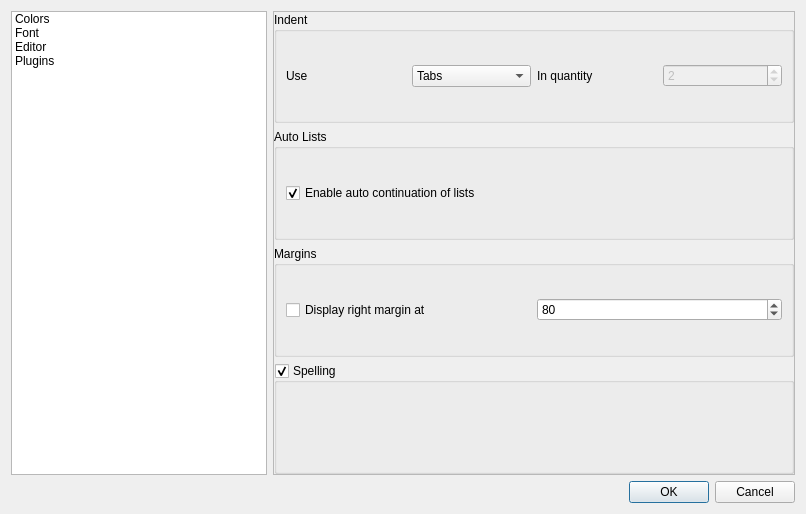
Before: the Qt Designer form src/editor/settings.ui in igormironchik/markdown-tools, drawn with Qt 5.
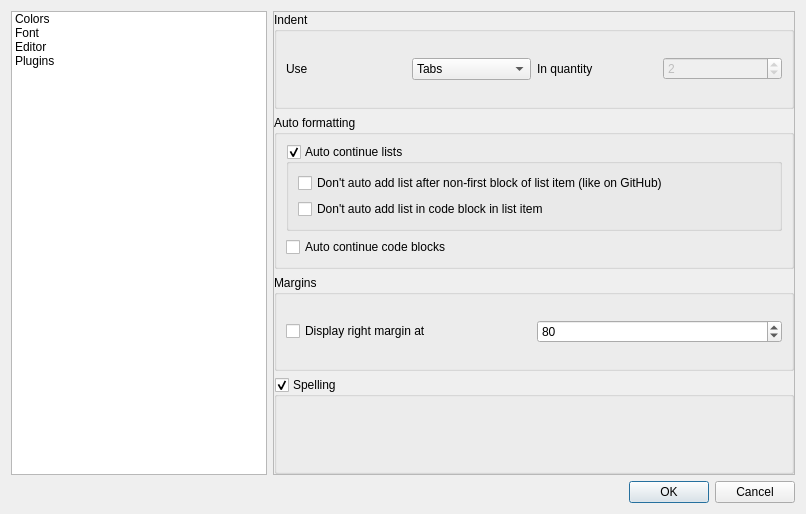
After: the same form once the commit is applied. Icons and pictures are not drawn. Custom widgets are drawn as their Qt base class.

Commit message: Implement code highlighting and some options for auto continuation of Markdown syntax. (#16)

Patch:
```diff
--- a/src/editor/settings.ui
+++ b/src/editor/settings.ui
@@ -13,9 +13,9 @@
   <property name="windowTitle">
    <string>Settings</string>
   </property>
-  <layout class="QVBoxLayout" name="verticalLayout_4">
+  <layout class="QVBoxLayout" name="verticalLayout_7">
    <item>
-    <layout class="QHBoxLayout" name="horizontalLayout_4">
+    <layout class="QHBoxLayout" name="horizontalLayout">
      <item>
       <widget class="QListWidget" name="m_menu">
        <property name="sizePolicy">
@@ -76,7 +76,7 @@
        <widget class="MdEditor::ColorsPage" name="m_colorsPage"/>
        <widget class="MdEditor::FontPage" name="m_fontPage"/>
        <widget class="QWidget" name="m_editorPage">
-        <layout class="QVBoxLayout" name="verticalLayout_3">
+        <layout class="QVBoxLayout" name="verticalLayout_6">
          <property name="leftMargin">
           <number>0</number>
          </property>
@@ -103,7 +103,7 @@
               <height>460</height>
              </rect>
             </property>
-            <layout class="QVBoxLayout" name="verticalLayout_2">
+            <layout class="QVBoxLayout" name="verticalLayout_4">
              <property name="leftMargin">
               <number>0</number>
              </property>
@@ -172,16 +172,39 @@
              <item>
               <widget class="QGroupBox" name="groupBox_2">
                <property name="title">
-                <string>Auto Lists</string>
+                <string>Auto formatting</string>
                </property>
-               <layout class="QHBoxLayout" name="horizontalLayout">
+               <layout class="QVBoxLayout" name="verticalLayout_3">
                 <item>
-                 <widget class="QCheckBox" name="m_autoListCheckBox">
-                  <property name="text">
-                   <string>Enable auto continuation of lists</string>
+                 <widget class="QGroupBox" name="m_autoListGroupBox">
+                  <property name="title">
+                   <string>Auto continue lists</string>
                   </property>
-                  <property name="checked">
+                  <property name="checkable">
                    <bool>true</bool>
+                  </property>
+                  <layout class="QVBoxLayout" name="verticalLayout_2">
+                   <item>
+                    <widget class="QCheckBox" name="m_githubBehaviour">
+                     <property name="text">
+                      <string>Don't auto add list after non-first block of list item (like on GitHub)</string>
+                     </property>
+                    </widget>
+                   </item>
+                   <item>
+                    <widget class="QCheckBox" name="m_dontUseAutoListInCodeBlock">
+                     <property name="text">
+                      <string>Don't auto add list in code block in list item</string>
+                     </property>
+                    </widget>
+                   </item>
+                  </layout>
+                 </widget>
+                </item>
+                <item>
+                 <widget class="QCheckBox" name="m_autoFormatCodeBlocks">
+                  <property name="text">
+                   <string>Auto continue code blocks</string>
                   </property>
                  </widget>
                 </item>
```
The commit also changes 23 other files.
